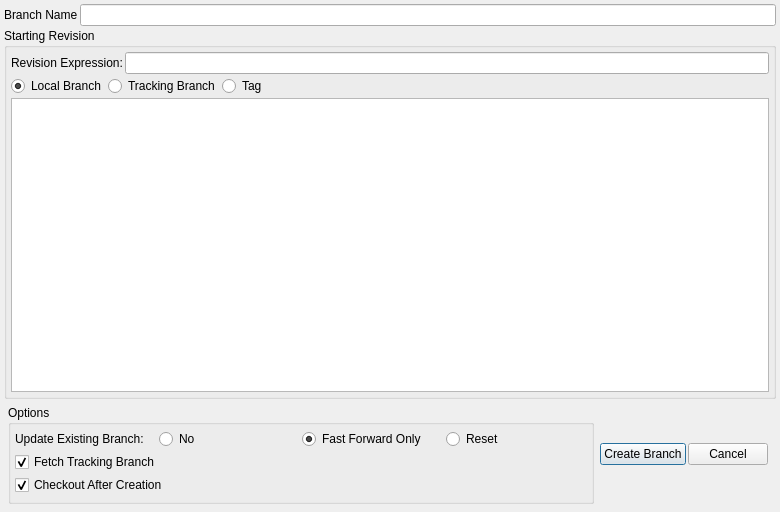
Old version of the form ui/createbranchgui.ui in the repository git-cola/git-cola.
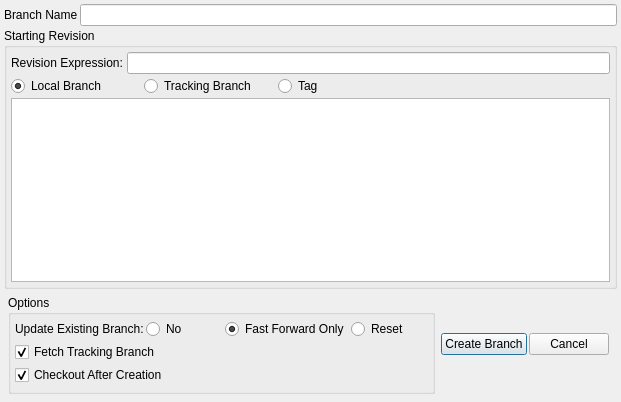
New version of the form.

Commit message:
Mac OS X UI tweaks
Signed-off by: David Aguilar <davvid@gmail.com>

The edit to the form file:
```diff
--- a/ui/createbranchgui.ui
+++ b/ui/createbranchgui.ui
@@ -8,8 +8,8 @@
    <rect>
     <x>0</x>
     <y>0</y>
-    <width>780</width>
-    <height>512</height>
+    <width>621</width>
+    <height>402</height>
    </rect>
   </property>
   <property name="windowTitle" >
@@ -68,6 +68,9 @@
       </property>
       <item>
        <layout class="QHBoxLayout" >
+        <property name="spacing" >
+         <number>4</number>
+        </property>
         <item>
          <widget class="QLabel" name="label_3" >
           <property name="text" >
@@ -76,7 +79,20 @@
          </widget>
         </item>
         <item>
-         <widget class="QLineEdit" name="revisionLine" />
+         <widget class="QLineEdit" name="revisionLine" >
+          <property name="sizePolicy" >
+           <sizepolicy vsizetype="Fixed" hsizetype="Expanding" >
+            <horstretch>0</horstretch>
+            <verstretch>0</verstretch>
+           </sizepolicy>
+          </property>
+          <property name="minimumSize" >
+           <size>
+            <width>0</width>
+            <height>0</height>
+           </size>
+          </property>
+         </widget>
         </item>
        </layout>
       </item>
@@ -84,6 +100,12 @@
        <layout class="QHBoxLayout" >
         <item>
          <widget class="QRadioButton" name="localBranchRadio" >
+          <property name="sizePolicy" >
+           <sizepolicy vsizetype="Fixed" hsizetype="MinimumExpanding" >
+            <horstretch>0</horstretch>
+            <verstretch>0</verstretch>
+           </sizepolicy>
+          </property>
           <property name="text" >
            <string>Local Branch</string>
           </property>
@@ -94,6 +116,12 @@
         </item>
         <item>
          <widget class="QRadioButton" name="remoteBranchRadio" >
+          <property name="sizePolicy" >
+           <sizepolicy vsizetype="Fixed" hsizetype="MinimumExpanding" >
+            <horstretch>0</horstretch>
+            <verstretch>0</verstretch>
+           </sizepolicy>
+          </property>
           <property name="text" >
            <string>Tracking Branch</string>
           </property>
@@ -101,6 +129,12 @@
         </item>
         <item>
          <widget class="QRadioButton" name="tagRadio" >
+          <property name="sizePolicy" >
+           <sizepolicy vsizetype="Fixed" hsizetype="MinimumExpanding" >
+            <horstretch>0</horstretch>
+            <verstretch>0</verstretch>
+           </sizepolicy>
+          </property>
           <property name="text" >
            <string>Tag</string>
           </property>
@@ -176,6 +210,12 @@
           </item>
           <item>
            <widget class="QRadioButton" name="noUpdateRadio" >
+            <property name="sizePolicy" >
+             <sizepolicy vsizetype="Fixed" hsizetype="MinimumExpanding" >
+              <horstretch>0</horstretch>
+              <verstretch>0</verstretch>
+             </sizepolicy>
+            </property>
             <property name="text" >
              <string>No</string>
             </property>
@@ -183,6 +223,12 @@
           </item>
           <item>
            <widget class="QRadioButton" name="fastForwardUpdateRadio" >
+            <property name="sizePolicy" >
+             <sizepolicy vsizetype="Fixed" hsizetype="MinimumExpanding" >
+              <horstretch>0</horstretch>
+              <verstretch>0</verstretch>
+             </sizepolicy>
+            </property>
             <property name="text" >
              <string>Fast Forward Only</string>
             </property>
@@ -193,6 +239,12 @@
           </item>
           <item>
            <widget class="QRadioButton" name="resetRadio" >
+            <property name="sizePolicy" >
+             <sizepolicy vsizetype="Fixed" hsizetype="MinimumExpanding" >
+              <horstretch>0</horstretch>
+              <verstretch>0</verstretch>
+             </sizepolicy>
+            </property>
             <property name="text" >
              <string>Reset</string>
             </property>
```
Left out of the diff: 9 changed lines with no effect on the pictures. The commit also changes 1 other file.
